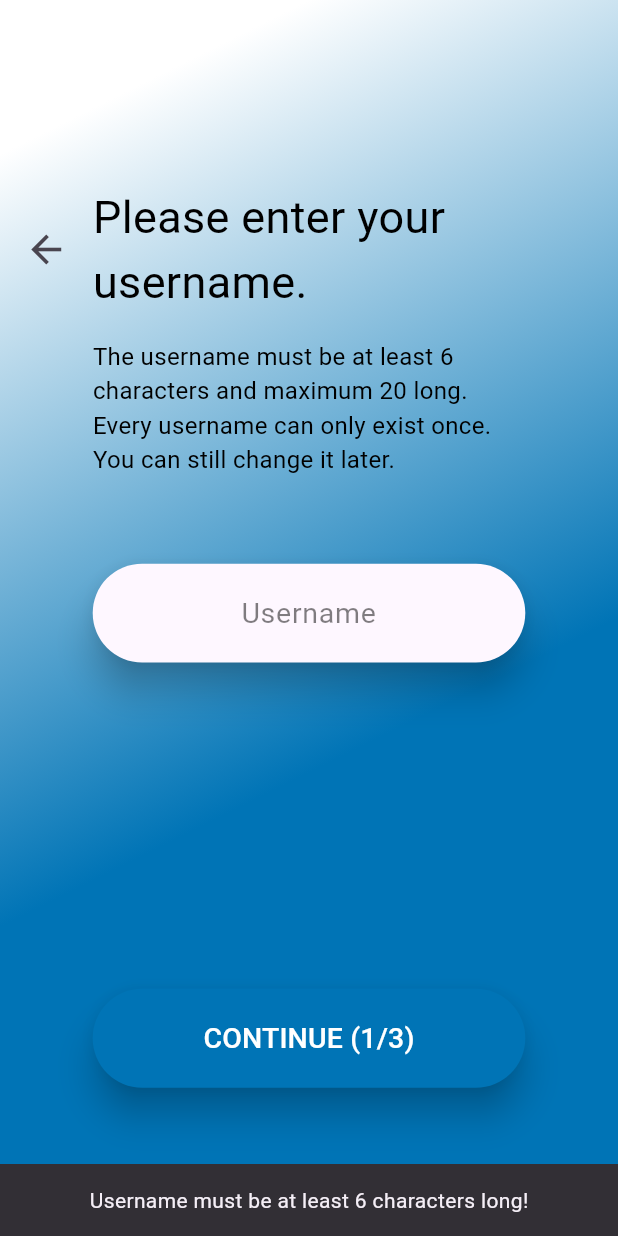
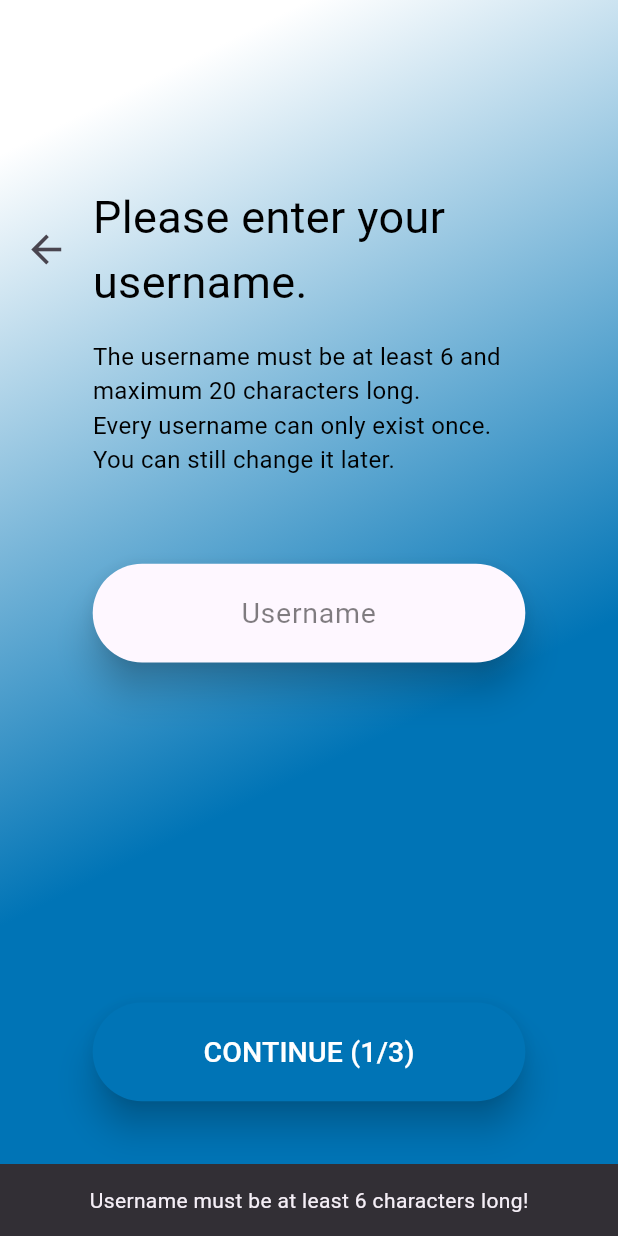
Before and after one commit to danielholzwarth/flexus, a Flutter app: the RegisterUsernamePage screen opened by its route, after a tap on "CONTINUE (1/3)", on a phone screen of 412 x 824 dp. Run offline on Flutter 3.47's test engine with Material 3 defaults, Android fonts, the phone set to English and light mode, and no system bars; our stand-ins replace chopper; missing offline and left inert: crypton, pointycastle; generated files the repository leaves out were written again.

Commit message:
feat: clean up register design

```diff
--- a/app/lib/pages/login/register_username.dart
+++ b/app/lib/pages/login/register_username.dart
@@ -25,6 +25,7 @@ class _RegisterUsernamePageState extends State<RegisterUsernamePage> {
     return FlexusGradientScaffold(
       topColor: AppSettings.background,
       bottomColor: AppSettings.primary,
+      child: SingleChildScrollView(
         child: Column(
           children: [
             SizedBox(height: screenHeight * 0.15),
@@ -57,7 +58,7 @@ class _RegisterUsernamePageState extends State<RegisterUsernamePage> {
             SizedBox(
               width: screenWidth * 0.7,
               child: Text(
-              "The username must be at least 6 characters and maximum 20 long. Every username can only exist once. You can still change it later.",
+                "The username must be at least 6 and maximum 20 characters long. \nEvery username can only exist once. \nYou can still change it later.",
                 style: TextStyle(
                   color: AppSettings.font,
                   decoration: TextDecoration.none,
@@ -71,8 +72,7 @@ class _RegisterUsernamePageState extends State<RegisterUsernamePage> {
               hintText: "Username",
               textController: usernameController,
             ),
-          SizedBox(height: screenHeight * 0.25),
-          const Spacer(flex: 1),
+            SizedBox(height: screenHeight * 0.275),
             FlexusButton(
               text: "CONTINUE (1/3)",
               backgroundColor: AppSettings.backgroundV1,
@@ -110,8 +110,18 @@ class _RegisterUsernamePageState extends State<RegisterUsernamePage> {
                         ),
                       );
                     } else {
+                      ScaffoldMessenger.of(context).clearSnackBars();
                       Navigator.pushNamed(context, "/register_name", arguments: usernameController.text);
                     }
+                  } else {
+                    ScaffoldMessenger.of(context).clearSnackBars();
+                    ScaffoldMessenger.of(context).showSnackBar(
+                      SnackBar(
+                        content: Center(
+                          child: Text("Statuscode ${response.statusCode}\nError: ${response.error}"),
+                        ),
+                      ),
+                    );
                   }
                 }
               },
@@ -119,6 +129,7 @@ class _RegisterUsernamePageState extends State<RegisterUsernamePage> {
             FlexusBottomSizedBox(screenHeight: screenHeight),
           ],
         ),
+      ),
     );
   }
 }
--- a/app/lib/widgets/flexus_gradient_scaffold.dart
+++ b/app/lib/widgets/flexus_gradient_scaffold.dart
@@ -18,7 +18,7 @@ class FlexusGradientScaffold extends StatelessWidget {
       appBar: null,
       bottomNavigationBar: null,
       body: Container(
-        alignment: Alignment.center,
+        alignment: Alignment.topCenter,
         decoration: BoxDecoration(
           gradient: LinearGradient(
             begin: Alignment.topCenter,
```
Also changed, not shown: app/lib/pages/login/register_name.dart (+5 -2 lines), app/lib/pages/login/register_password.dart (+16 -2 lines). Lines whose indentation alone changed are shown as unchanged.
